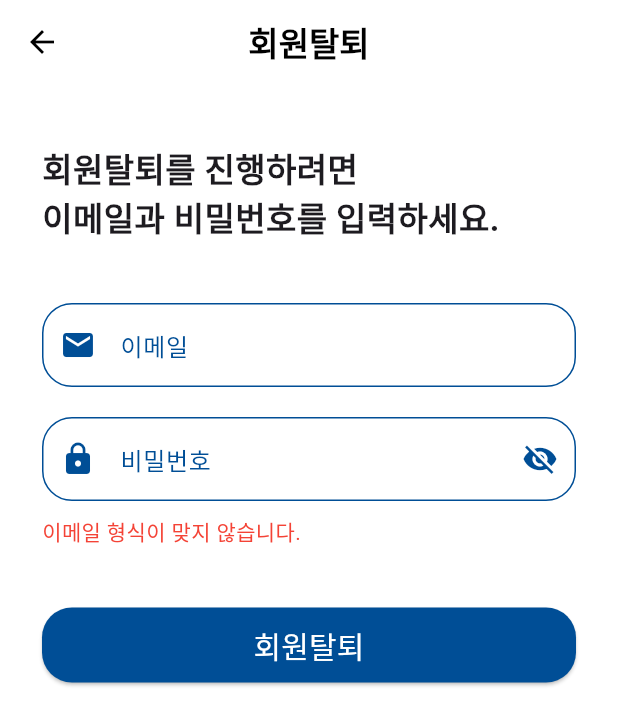
After one commit to yongjun0702/StudyWith, a Flutter app: the DeleteAccountScreen screen opened directly, after a tap on "회원탈퇴", on a phone screen of 412 x 824 dp. The commit adds this screen. Shown: the top 725 px of the screen. Run offline on Flutter 3.47's test engine with Material 3 defaults, Android fonts, the light colour scheme and no system bars; our stand-ins replace carousel_slider, cloud_firestore, firebase_auth, firebase_core, google_maps_flutter, permission_handler and 1 more; missing offline and left inert: dart:html, pointer_interceptor; accounts and stored records are empty; Roboto replaces fonts that are missing (Pretendard).

```diff
--- /dev/null
+++ b/lib/view/pages/delete_account_page.dart
@@ -0,0 +1,179 @@
+import 'package:flutter/material.dart';
+import 'package:provider/provider.dart';
+import 'package:study_with/server/auth_provider.dart';
+import 'package:study_with/config/color/color.dart';
+import 'package:study_with/view/pages/login_page.dart';
+
+class DeleteAccountScreen extends StatefulWidget {
+  @override
+  _DeleteAccountScreenState createState() => _DeleteAccountScreenState();
+}
+
+class _DeleteAccountScreenState extends State<DeleteAccountScreen> {
+  final TextEditingController _emailController = TextEditingController();
+  final TextEditingController _passwordController = TextEditingController();
+  bool _obscureText = true;
+  bool _isLoading = false;
+  String? _errorMessage;
+
+  void _toggleVisibility() {
+    setState(() {
+      _obscureText = !_obscureText;
+    });
+  }
+
+  bool _validateFields() {
+    if (!_emailController.text.contains('@')) {
+      setState(() {
+        _errorMessage = "이메일 형식이 맞지 않습니다.";
+      });
+      return false;
+    }
+    if (_passwordController.text.isEmpty) {
+      setState(() {
+        _errorMessage = "비밀번호를 입력하세요.";
+      });
+      return false;
+    }
+    setState(() {
+      _errorMessage = null;
+    });
+    return true;
+  }
+
+  @override
+  Widget build(BuildContext context) {
+    final authProvider = Provider.of<AuthProvider>(context);
+
+    final isKeyboardOpen = MediaQuery.of(context).viewInsets.bottom > 0;
+
+    return Scaffold(
+      backgroundColor: white,
+      appBar: AppBar(
+        title: Text(
+          "회원탈퇴",
+          style: TextStyle(fontWeight: FontWeight.bold),
+        ),
+        centerTitle: true,
+        backgroundColor: white,
+        foregroundColor: Colors.black,
+        elevation: 0,
+      ),
+      body: SingleChildScrollView(
+        child: Padding(
+          padding: const EdgeInsets.symmetric(horizontal: 28, vertical: 40),
+          child: Column(
+            crossAxisAlignment: CrossAxisAlignment.start,
+            children: [
+              if (!isKeyboardOpen)
+                Text(
+                  "회원탈퇴를 진행하려면\n이메일과 비밀번호를 입력하세요.",
+                  style: TextStyle(fontSize: 22, fontWeight: FontWeight.bold),
+                ),
+              if (!isKeyboardOpen) SizedBox(height: 40),
+
+              // 이메일 입력
+              TextField(
+                controller: _emailController,
+                decoration: InputDecoration(
+                  hintText: '이메일',
+                  prefixIcon: Icon(Icons.mail, color: mainBlue),
+                  border: OutlineInputBorder(
+                    borderRadius: BorderRadius.circular(20),
+                  ),
+                ),
+                textInputAction: TextInputAction.next,
+                onSubmitted: (_) {
+                  FocusScope.of(context).nextFocus(); // 다음 필드로 이동
+                },
+              ),
+              SizedBox(height: 20),
+
+              // 비밀번호 입력
+              TextField(
+                controller: _passwordController,
+                obscureText: _obscureText,
+                decoration: InputDecoration(
+                  hintText: '비밀번호',
+                  prefixIcon: Icon(Icons.lock, color: mainBlue),
+                  suffixIcon: IconButton(
+                    icon: Icon(
+                      _obscureText ? Icons.visibility_off : Icons.visibility,
+                      color: mainBlue,
+                    ),
+                    onPressed: _toggleVisibility,
+                  ),
+                  border: OutlineInputBorder(
+                    borderRadius: BorderRadius.circular(20),
+                  ),
+                ),
+                textInputAction: TextInputAction.done,
+                onSubmitted: (_) {
+                  FocusScope.of(context).unfocus(); // 키보드 닫기
+                },
+              ),
+              if (_errorMessage != null) ...[
+                SizedBox(height: 10),
+                Text(
+                  _errorMessage!,
+                  style: TextStyle(color: Colors.red, fontSize: 14),
+                ),
+              ],
+              SizedBox(height: 40),
+
+              // 회원탈퇴 버튼
+              ElevatedButton(
+                onPressed: _isLoading
+                    ? null // 로딩 중에는 버튼 비활성화
+                    : () async {
+                  if (_validateFields()) {
+                    setState(() {
+                      _isLoading = true;
+                      _errorMessage = null;
+                    });
+
+                    try {
+                      await authProvider.deleteAccount(
+                        _emailController.text,
+                        _passwordController.text,
+                      );
+                      Navigator.of(context).pushAndRemoveUntil(
+                        MaterialPageRoute(builder: (context) => LoginScreen()),
+                            (Route<dynamic> route) => false,
+                      );
+                    } catch (e) {
+                      setState(() {
+                        _errorMessage = "회원탈퇴 실패: 이메일 또는 비밀번호를 확인하세요.";
+                      });
+                    } finally {
+                      setState(() {
+                        _isLoading = false;
+                      });
+                    }
+                  }
+                },
+                style: ElevatedButton.styleFrom(
+                  backgroundColor: mainBlue,
+                  shape: RoundedRectangleBorder(
+                    borderRadius: BorderRadius.circular(20),
+                  ),
+                  minimumSize: Size(double.infinity, 50),
+                ),
+                child: _isLoading
+                    ? CircularProgressIndicator(
+                  color: white,
+                  strokeWidth: 4,
+                )
+                    : Text(
+                  "회원탈퇴",
+                  style: TextStyle(fontSize: 20, color: white),
+                ),
+              ),
+              SizedBox(height: 5),
+            ],
+          ),
+        ),
+      ),
+    );
+  }
+}
--- a/lib/view/pages/home_page.dart
+++ b/lib/view/pages/home_page.dart
@@ -111,14 +111,23 @@ class _HomePageState extends State<HomePage> {
 
       // 세션 종료 처리
       final Timestamp now = Timestamp.now();
+
+      activeSession['end_time'] = now;
+
+      List<dynamic> sessionHistory = userData['session_history'] ?? [];
+      for (int i = 0; i < sessionHistory.length; i++) {
+        Map<String, dynamic> session = sessionHistory[i] as Map<String, dynamic>;
+        if (session['start_time'] == activeSession['start_time'] &&
+            session['lounge_id'] == activeSession['lounge_id']) {
+          session['end_time'] = now;
+          sessionHistory[i] = session; // 수정된 세션으로 대체
+          break;
+        }
+      }
+
       await userDoc.update({
-        'active_session.end_time': now, // 활성 세션에 종료 시간 기록
-        'session_history': FieldValue.arrayUnion([
-          {
-            ...activeSession,
-            'end_time': now,
-          }
-        ])
+        'active_session': activeSession, // active_session의 end_time 갱신
+        'session_history': sessionHistory, // session_history 갱신
       });
 
       // 라운지 데이터 업데이트
@@ -151,6 +160,7 @@ class _HomePageState extends State<HomePage> {
       );
     }
   }
+
   @override
   Widget build(BuildContext context) {
     String displayName = (_userName?.length ?? 0) > 10
--- a/lib/view/pages/map_page.dart
+++ b/lib/view/pages/map_page.dart
@@ -33,23 +33,29 @@ class _MapPageState extends State<MapPage> {
         '아르테크네 스페이스 3층',
         '아르테크네 스페이스 4층',
         '아르테크네 스페이스 5층',
-        '아르테크네 스페이스 6층',
-        'C-CUBE 1층'
+        '아르테크네 스페이스 6층'
       ]
+    },
+    {
+      'id': 'Semiconductor',
+      'name': '반도체대학',
+      'lat': 37.451071,
+      'lng': 127.127163,
+      'details': ['아르테크네 스페이스 1층 입구']
     },
     {
       'id': 'GachonHall',
       'name': '가천관',
       'lat': 37.4504147,
       'lng': 127.1299445,
-      'details': ['아르테크네 스페이스 지하1층', '라곰 스페이스 1층']
+      'details': ['아르테크네 스페이스 지하1층', '라곰 스페이스 1층', '아르테크네 스페이스 3층']
     },
     {
       'id': 'GlobalCenter',
       'name': '글로벌센터',
       'lat': 37.4519359,
       'lng': 127.1271641,
-      'details': ['아르테크네 스페이스 4층', '아르테크네 스페이스 5층', 'G-SPACE 1층']
+      'details': ['아르테크네 스페이스 1층', '아르테크네 스페이스 5층', '아르테크네 스페이스 6층']
     },
     {
       'id': 'Engineering1',
@@ -66,6 +72,13 @@ class _MapPageState extends State<MapPage> {
       'details': ['아르테크네 스페이스 1층', '아르테크네 스페이스 2층', '아르테크네 스페이스 4층']
     },
     {
+      'id': 'Library',
+      'name': '중앙도서관',
+      'lat': 37.452317,
+      'lng': 127.132798,
+      'details': ['아르테크네 스페이스 1층']
+    },
+    {
       'id': 'IT',
       'name': 'AI공학관',
       'lat': 37.4551790,
@@ -74,7 +87,17 @@ class _MapPageState extends State<MapPage> {
         '아르테크네 스페이스 2층',
         '아르테크네 스페이스 4층',
         '아르테크네 스페이스 5층',
+        'CUBE 5층',
         '아르테크네 스페이스 7층'
+      ]
+    },
+    {
+      'id': 'dormitory3',
+      'name': '제3기숙사',
+      'lat': 37.45583,
+      'lng': 127.13352,
+      'details': [
+        '아르테크네 스페이스 1층'
       ]
     },
     {
@@ -82,14 +105,14 @@ class _MapPageState extends State<MapPage> {
       'name': '공과대학2',
       'lat': 37.4493148,
       'lng': 127.1285074,
-      'details': ['아르테크네 스페이스 1층']
+      'details': ['아르테크네 스페이스 1층 입구']
     },
     {
       'id': 'Art1',
       'name': '예술·체육대학1',
       'lat': 37.4523127,
       'lng': 127.1287385,
-      'details': ['아르테크네 스페이스 1층', '아르테크네 스페이스 2층']
+      'details': ['아르테크네 스페이스 2층', '아르테크네 스페이스 3층']
     },
     {
       'id': 'Art2',
@@ -135,7 +158,7 @@ class _MapPageState extends State<MapPage> {
       '하나라운지': 'assets/img/lounge_img10.png',
       '라곰 스페이스': 'assets/img/lounge_img1.png',
       'G-SPACE': 'assets/img/lounge_img4.jpg',
-      'C-CUBE': 'assets/img/lounge_img5.png',
+      'CUBE': 'assets/img/lounge_img5.png',
     };
 
     showModalBottomSheet(
@@ -296,9 +319,9 @@ class _MapPageState extends State<MapPage> {
   void _selectLounge(String loungeId, String loungeName, String detail) async {
     final String uid = FirebaseAuth.instance.currentUser!.uid;
     final DocumentReference userDoc =
-        _firestore.collection('user_sessions').doc(uid);
+    _firestore.collection('user_sessions').doc(uid);
     final DocumentReference loungeDoc =
-        _firestore.collection('lounges').doc(loungeId);
+    _firestore.collection('lounges').doc(loungeId);
 
     try {
       // 사용자 세션 확인
@@ -315,7 +338,7 @@ class _MapPageState extends State<MapPage> {
             context: context,
             title: "선택 실패",
             dialogContent:
-                "이미 ${activeSession['lounge_name']}에서 이용하고 있어요.\n종료 후 다시 선택해주세요.",
+            "이미 ${activeSession['lounge_name']}에서 이용하고 있어요.\n종료 후 다시 선택해주세요.",
             buttonText: "확인",
             buttonCount: 1,
             func: () {
@@ -372,7 +395,7 @@ class _MapPageState extends State<MapPage> {
         func: () {
           Navigator.of(context).pushAndRemoveUntil(
             MaterialPageRoute(builder: (context) => RootTab()),
-            (Route<dynamic> route) => false,
+                (Route<dynamic> route) => false,
           );
         },
       );
```
